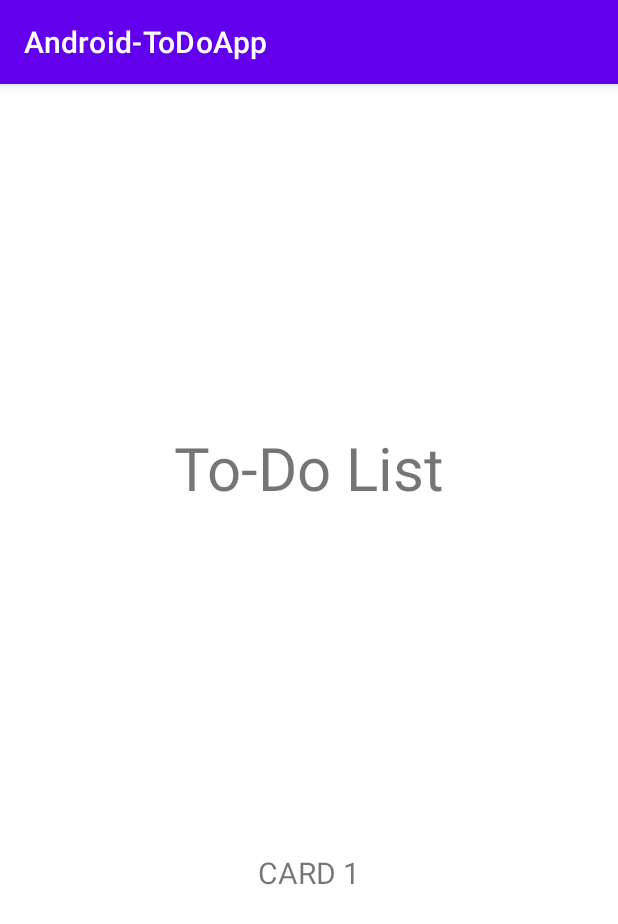
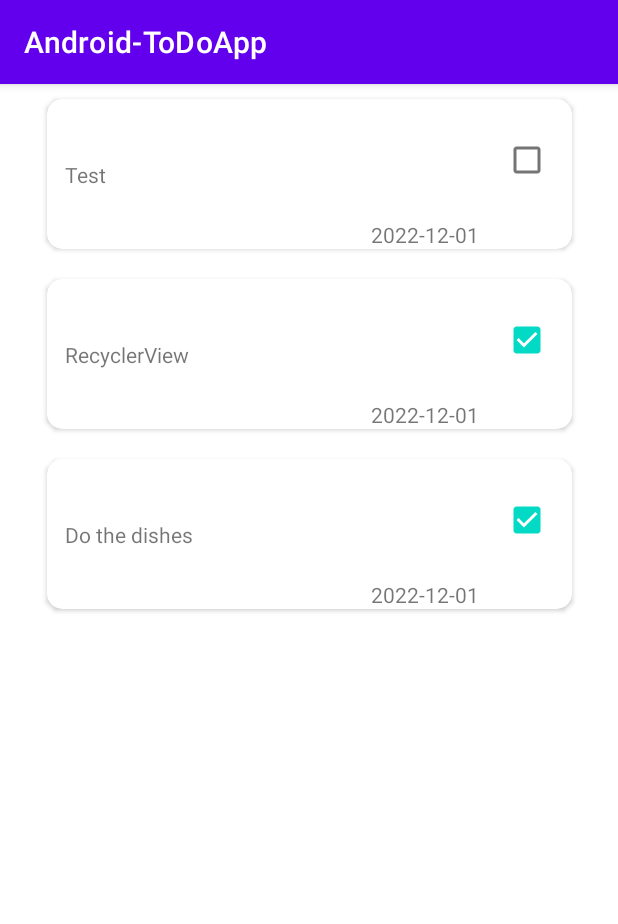
Before and after one commit to RDoll-Repo/AndroidToDoApp, an Android app: the screen it shows after launch (MainActivity), on a phone screen of 412 x 824 dp. Shown: the top 924 px of the screen. Run offline under Robolectric (Android 15) with nearby library versions, the phone set to English and light mode, and no system bars.

Commit message:
this kind of works actually

```diff
--- a/app/src/main/java/com/example/android_todoapp/HomeFragment.kt
+++ b/app/src/main/java/com/example/android_todoapp/HomeFragment.kt
@@ -1,6 +1,33 @@
-package com.example.android_todoapp
-
-import androidx.fragment.app.Fragment
-
-class HomeFragment : Fragment(R.layout.home_fragment) {
-}
+//package com.example.android_todoapp
+//
+//import android.os.Bundle
+//import android.view.View
+//import androidx.fragment.app.Fragment
+//import androidx.recyclerview.widget.LinearLayoutManager
+//import androidx.recyclerview.widget.RecyclerView
+//import com.example.android_todoapp.models.ToDo
+//import java.time.LocalDate
+//import java.time.LocalDateTime
+//import java.time.Month
+//import java.util.*
+//import kotlin.collections.ArrayList
+//
+//class HomeFragment : Fragment(R.layout.home_fragment) {
+//    override fun onViewCreated(view: View, savedInstanceState: Bundle?) {
+//        val recyclerView = getView()?.findViewById<RecyclerView>(R.id.todoList)
+//
+//        recyclerView?.layoutManager = LinearLayoutManager(context)
+//
+//        val x = ToDo("Test", Date("2022-12-01"), Date("2022-12-02"), false)
+//        val y = ToDo("RecyclerView", Date("2022-12-01"), Date("2024-02-02"), true)
+//        val z = ToDo("Do the dishes", Date("2022-12-01"), Date("2022-12-02"), true)
+//
+//        val list = arrayListOf<ToDo>(x, y, z)
+//
+//        val adapter = ToDoRecyclerAdapter(list)
+//
+//        recyclerView?.adapter = adapter
+//    }
+//
+//
+//}
--- a/app/src/main/java/com/example/android_todoapp/MainActivity.kt
+++ b/app/src/main/java/com/example/android_todoapp/MainActivity.kt
@@ -2,20 +2,50 @@ package com.example.android_todoapp
 
 import androidx.appcompat.app.AppCompatActivity
 import android.os.Bundle
+import androidx.core.os.bundleOf
 import androidx.fragment.app.add
 import androidx.fragment.app.commit
+import androidx.recyclerview.widget.LinearLayoutManager
+import androidx.recyclerview.widget.RecyclerView
+import com.example.android_todoapp.models.ToDo
+import java.util.*
+import kotlin.collections.ArrayList
 
-class MainActivity : AppCompatActivity(R.layout.activity_main) {
+class MainActivity : AppCompatActivity() {
     override fun onCreate(savedInstanceState: Bundle?) {
         super.onCreate(savedInstanceState)
         setContentView(R.layout.activity_main)
 
-        if (savedInstanceState == null) {
-            supportFragmentManager.commit {
-                setReorderingAllowed(true)
-                add<HomeFragment>(R.id.fragment_container_view)
-                //add<CardFragment>(R.id.fragment_container_view)
-            }
+//        if (savedInstanceState == null) {
+            val x = ToDo("Test","2022-12-01", "2022-12-02", false)
+            val y = ToDo("RecyclerView", "2022-12-01", "2024-02-02", true)
+            val z = ToDo("Do the dishes", "2022-12-01", "2022-12-02", true)
+
+            val list = arrayListOf<ToDo>(x, y ,z)
+
+
+//            val bundle = bundleOf("data" to list)
+//            supportFragmentManager.commit {
+//                setReorderingAllowed(true)
+//                add<HomeFragment>(R.id.fragment_container_view)
+//            }
+//        }
+
+        // Get recycler view by ID
+        val recyclerView = findViewById<RecyclerView>(R.id.list)
+
+        // create layout manager
+        recyclerView.layoutManager = LinearLayoutManager(this)
+
+        val data = ArrayList<ToDo>()
+
+        for (i in list)
+        {
+            data.add(i)
         }
+
+        val adapter = ToDoRecyclerAdapter(data)
+
+        recyclerView.adapter = adapter
     }
 }
--- /dev/null
+++ b/app/src/main/java/com/example/android_todoapp/ToDo_RecyclerViewAdapter.kt
@@ -0,0 +1,43 @@
+package com.example.android_todoapp
+
+import android.view.LayoutInflater
+import android.view.View
+import androidx.recyclerview.widget.RecyclerView
+import android.view.ViewGroup
+import android.widget.CheckBox
+import android.widget.TextView
+import com.example.android_todoapp.models.ToDo
+
+class ToDoRecyclerAdapter(private val dataSet: List<ToDo>) :
+    RecyclerView.Adapter<ToDoRecyclerAdapter.ViewHolder>(){
+
+    override fun onCreateViewHolder(viewGroup: ViewGroup, viewType: Int): ViewHolder {
+        val view = LayoutInflater.from(viewGroup.context)
+            .inflate(R.layout.card, viewGroup, false)
+
+        return ViewHolder(view)
+    }
+
+    override fun onBindViewHolder(viewHolder: ViewHolder, position: Int) {
+        val toDoVM = dataSet[position]
+
+        viewHolder.description.text = toDoVM.description
+        viewHolder.dueDate.text = toDoVM.dueDate.toString()
+        viewHolder.completed.isChecked = toDoVM.completed
+    }
+
+    override fun getItemCount() = dataSet.size
+
+    class ViewHolder(view: View) : RecyclerView.ViewHolder(view) {
+        val description: TextView
+        val dueDate: TextView
+        val completed: CheckBox
+
+        init {
+            description = view.findViewById(R.id.description)
+            dueDate = view.findViewById(R.id.dueDate)
+            completed = view.findViewById(R.id.checkbox)
+        }
+    }
+
+}
--- /dev/null
+++ b/app/src/main/java/com/example/android_todoapp/models/ToDo.kt
@@ -0,0 +1,7 @@
+package com.example.android_todoapp.models
+
+import android.os.Parcel
+import android.os.Parcelable
+import java.util.*
+
+data class ToDo(var description: String, var dueDate: String, val createdAt: String, var completed: Boolean){}
--- a/app/src/main/res/layout/activity_main.xml
+++ b/app/src/main/res/layout/activity_main.xml
@@ -6,9 +6,35 @@
     android:layout_height="match_parent"
     tools:context=".MainActivity">
 
-    <androidx.fragment.app.FragmentContainerView
-        android:id="@+id/fragment_container_view"
+<!--    <androidx.fragment.app.FragmentContainerView-->
+<!--        android:id="@+id/fragment_container_view"-->
+<!--        android:layout_width="match_parent"-->
+<!--        android:layout_height="match_parent" />-->
+    <TextView
+        android:id="@+id/header"
+        android:layout_width="wrap_content"
+        android:layout_height="wrap_content"
+        android:text="To-Do List"
+        android:textSize="40sp"
+        android:layout_marginBottom="40dp"
+        android:layout_marginTop="40dp"
+        app:layout_constraintTop_toTopOf="parent"
+        app:layout_constraintStart_toStartOf="parent"
+        app:layout_constraintEnd_toEndOf="parent"
+        app:layout_constraintBottom_toTopOf="@id/barrier" />
+
+    <androidx.constraintlayout.widget.Barrier
+        android:id="@+id/barrier"
         android:layout_width="match_parent"
-        android:layout_height="match_parent" />
+        android:layout_height="1dp"
+        app:barrierDirection="bottom"
+        app:constraint_referenced_ids="header"/>
+
+    <androidx.recyclerview.widget.RecyclerView
+        android:id="@+id/list"
+        android:layout_width="match_parent"
+        android:layout_height="match_parent"
+        app:layout_constraintBottom_toBottomOf="parent"
+        tools:listitem="@layout/card" />
 
 </androidx.constraintlayout.widget.ConstraintLayout>
--- a/app/src/main/res/layout/card.xml
+++ b/app/src/main/res/layout/card.xml
@@ -1,15 +1,20 @@
 <?xml version="1.0" encoding="utf-8"?>
-<RelativeLayout xmlns:app="http://schemas.android.com/apk/res-auto"
+<androidx.constraintlayout.widget.ConstraintLayout xmlns:app="http://schemas.android.com/apk/res-auto"
     android:layout_width="match_parent"
-    android:layout_height="match_parent"
-    xmlns:android="http://schemas.android.com/apk/res/android"
-    android:background="@color/black">
+    android:layout_height="wrap_content"
+    xmlns:android="http://schemas.android.com/apk/res/android">
 
     <androidx.cardview.widget.CardView
         android:id="@+id/card"
-        android:layout_width="300dp"
+        android:layout_width="350dp"
         android:layout_height="100dp"
-        app:cardCornerRadius="10dp">
+        app:cardCornerRadius="10dp"
+        app:layout_constraintBottom_toBottomOf="parent"
+        app:layout_constraintEnd_toEndOf="parent"
+        app:layout_constraintStart_toStartOf="parent"
+        app:layout_constraintTop_toTopOf="parent"
+        android:layout_marginTop="10dp"
+        android:layout_marginBottom="10dp">
 
         <androidx.constraintlayout.widget.ConstraintLayout
             android:layout_width="match_parent"
@@ -65,4 +70,4 @@
         </androidx.constraintlayout.widget.ConstraintLayout>
     </androidx.cardview.widget.CardView>
 
-</RelativeLayout>
+</androidx.constraintlayout.widget.ConstraintLayout>
--- a/app/src/main/res/layout/home_fragment.xml
+++ b/app/src/main/res/layout/home_fragment.xml
@@ -9,22 +9,35 @@
         android:layout_width="wrap_content"
         android:layout_height="wrap_content"
         android:text="To-Do List"
-        android:textSize="40dp"
+        android:textSize="40sp"
+        android:layout_marginBottom="40dp"
+        android:layout_marginTop="40dp"
         app:layout_constraintTop_toTopOf="parent"
         app:layout_constraintStart_toStartOf="parent"
         app:layout_constraintEnd_toEndOf="parent"
-        app:layout_constraintBottom_toTopOf="@id/sample1" />
+        app:layout_constraintBottom_toTopOf="@id/barrier" />
 
-    <TextView
-        android:id="@+id/sample1"
-        android:layout_width="wrap_content"
-        android:layout_height="wrap_content"
-        android:text="CARD 1"
-        android:textSize="20dp"
-        app:layout_constraintTop_toBottomOf="@id/header"
+    <androidx.constraintlayout.widget.Barrier
+        android:id="@+id/barrier"
+        android:layout_width="match_parent"
+        android:layout_height="1dp"
+        app:barrierDirection="bottom"
+        app:constraint_referenced_ids="header"/>
+
+    <androidx.recyclerview.widget.RecyclerView
+        android:id="@+id/todoList"
+        android:layout_width="match_parent"
+        android:layout_height="500dp"
+        app:layout_constraintBottom_toBottomOf="parent"
+        app:layout_constraintEnd_toEndOf="parent"
         app:layout_constraintStart_toStartOf="parent"
-        app:layout_constraintEnd_toEndOf="parent"
-        app:layout_constraintBottom_toBottomOf="parent" />
+        app:layout_constraintTop_toBottomOf="@id/barrier"
+        app:layoutManager="androidx.recyclerview.widget.LinearLayoutManager"
+        >
+
+        <include layout="@layout/card" />
+
+    </androidx.recyclerview.widget.RecyclerView>
 
 
 
--- a/app/src/main/res/values/colors.xml
+++ b/app/src/main/res/values/colors.xml
@@ -7,4 +7,5 @@
     <color name="teal_700">#FF018786</color>
     <color name="black">#FF000000</color>
     <color name="white">#FFFFFFFF</color>
+    <color name="transparent">#CCFF0088</color>
 </resources>
```
